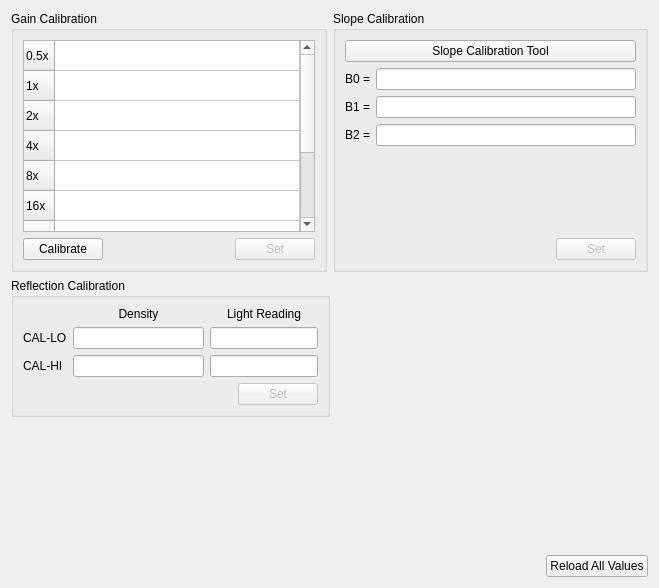
Before: the Qt Designer form src/calibrationsticktab.ui in dektronics/densitometer-desktop, drawn with Qt 5.
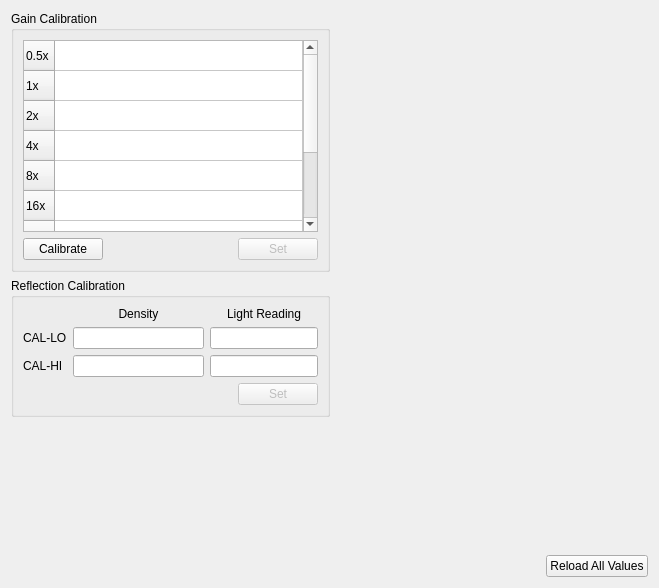
After: the same form once the commit is applied.

```diff
--- a/src/calibrationsticktab.ui
+++ b/src/calibrationsticktab.ui
@@ -150,124 +150,17 @@
       </widget>
      </item>
      <item>
-      <widget class="QGroupBox" name="slopeGroupBox">
-       <property name="sizePolicy">
-        <sizepolicy hsizetype="Preferred" vsizetype="Minimum">
-         <horstretch>0</horstretch>
-         <verstretch>0</verstretch>
-        </sizepolicy>
+      <spacer name="horizontalSpacer_2">
+       <property name="orientation">
+        <enum>Qt::Orientation::Horizontal</enum>
        </property>
-       <property name="title">
-        <string>Slope Calibration</string>
+       <property name="sizeHint" stdset="0">
+        <size>
+         <width>40</width>
+         <height>20</height>
+        </size>
        </property>
-       <layout class="QVBoxLayout" name="verticalLayout_12">
-        <item>
-         <widget class="QPushButton" name="slopeCalPushButton">
-          <property name="text">
-           <string>Slope Calibration Tool</string>
-          </property>
-         </widget>
-        </item>
-        <item>
-         <layout class="QFormLayout" name="formLayout">
-          <property name="labelAlignment">
-           <set>Qt::AlignmentFlag::AlignRight|Qt::AlignmentFlag::AlignTrailing|Qt::AlignmentFlag::AlignVCenter</set>
-          </property>
-          <item row="1" column="0">
-           <widget class="QLabel" name="b0Label">
-            <property name="text">
-             <string>B0 =</string>
-            </property>
-            <property name="alignment">
-             <set>Qt::AlignmentFlag::AlignRight|Qt::AlignmentFlag::AlignTrailing|Qt::AlignmentFlag::AlignVCenter</set>
-            </property>
-           </widget>
-          </item>
-          <item row="1" column="1">
-           <widget class="QLineEdit" name="b0LineEdit">
-            <property name="readOnly">
-             <bool>false</bool>
-            </property>
-           </widget>
-          </item>
-          <item row="2" column="0">
-           <widget class="QLabel" name="b1Label">
-            <property name="text">
-             <string>B1 =</string>
-            </property>
-            <property name="alignment">
-             <set>Qt::AlignmentFlag::AlignRight|Qt::AlignmentFlag::AlignTrailing|Qt::AlignmentFlag::AlignVCenter</set>
-            </property>
-           </widget>
-          </item>
-          <item row="2" column="1">
-           <widget class="QLineEdit" name="b1LineEdit">
-            <property name="readOnly">
-             <bool>false</bool>
-            </property>
-           </widget>
-          </item>
-          <item row="3" column="0">
-           <widget class="QLabel" name="b2Label">
-            <property name="text">
-             <string>B2 =</string>
-            </property>
-            <property name="alignment">
-             <set>Qt::AlignmentFlag::AlignRight|Qt::AlignmentFlag::AlignTrailing|Qt::AlignmentFlag::AlignVCenter</set>
-            </property>
-           </widget>
-          </item>
-          <item row="3" column="1">
-           <widget class="QLineEdit" name="b2LineEdit">
-            <property name="readOnly">
-             <bool>false</bool>
-            </property>
-           </widget>
-          </item>
-         </layout>
-        </item>
-        <item>
-         <spacer name="verticalSpacer">
-          <property name="orientation">
-           <enum>Qt::Orientation::Vertical</enum>
-          </property>
-          <property name="sizeHint" stdset="0">
-           <size>
-            <width>20</width>
-            <height>0</height>
-           </size>
-          </property>
-         </spacer>
-        </item>
-        <item>
-         <layout class="QHBoxLayout" name="horizontalLayout_18">
-          <item>
-           <spacer name="horizontalSpacer_13">
-            <property name="orientation">
-             <enum>Qt::Orientation::Horizontal</enum>
-            </property>
-            <property name="sizeHint" stdset="0">
-             <size>
-              <width>40</width>
-              <height>20</height>
-             </size>
-            </property>
-           </spacer>
-          </item>
-          <item>
-           <widget class="QPushButton" name="slopeSetPushButton">
-            <property name="enabled">
-             <bool>false</bool>
-            </property>
-            <property name="text">
-             <string>Set</string>
-            </property>
-           </widget>
-          </item>
-         </layout>
-        </item>
-       </layout>
-      </widget>
+      </spacer>
      </item>
     </layout>
    </item>
```
